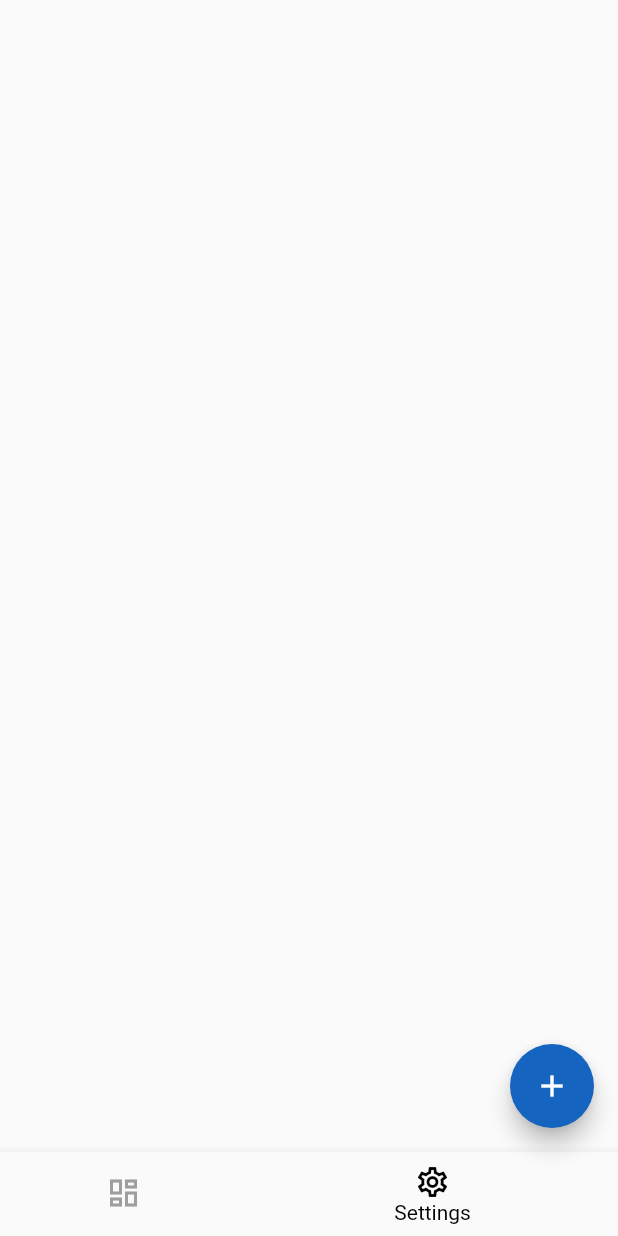
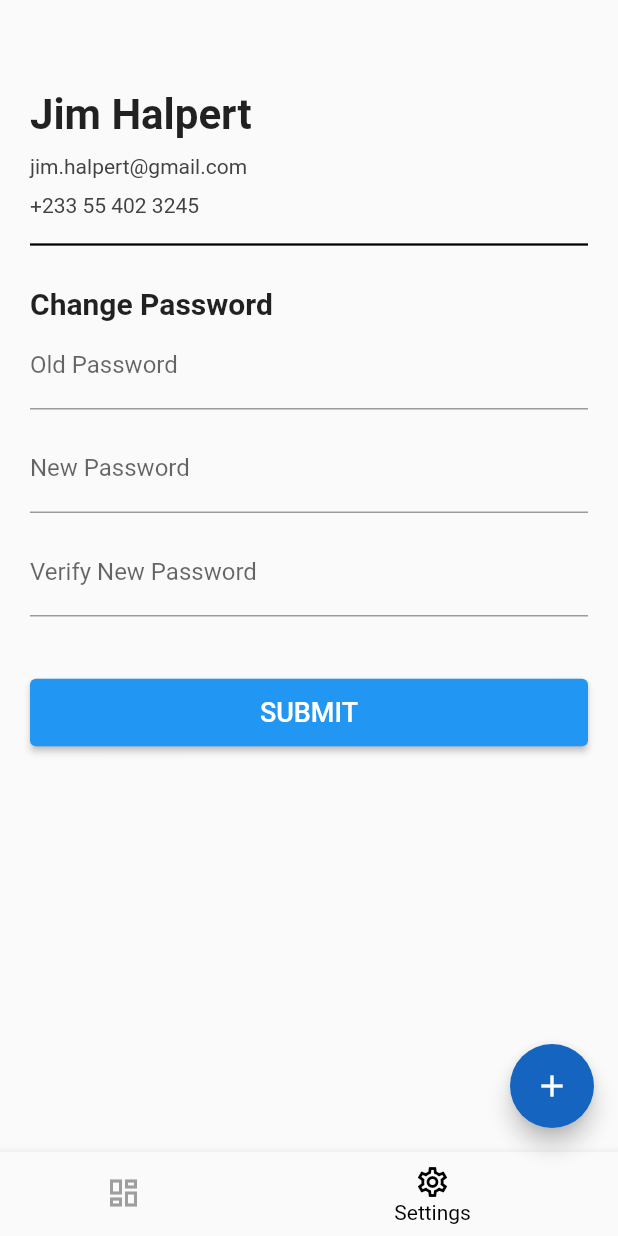
Before and after one commit to tyirenkyi/angiovio, a Flutter app: the Home screen opened by its route, item 2 of the bottom bar chosen, on a phone screen of 412 x 824 dp. Run offline on Flutter 3.47's test engine with Material 2 defaults, Android fonts, the phone set to English and light mode, and no system bars.

Commit message:
Settings UI

```diff
--- a/lib/views/Settings.dart
+++ b/lib/views/Settings.dart
@@ -3,6 +3,97 @@ import 'package:flutter/material.dart';
 class Settings extends StatelessWidget {
   @override
   Widget build(BuildContext context) {
-    return Container();
+    return SingleChildScrollView(
+      child: Container(
+        padding: EdgeInsets.only(top: 60, left: 20, right: 20),
+        child: Column(
+          crossAxisAlignment: CrossAxisAlignment.start,
+          children: [
+            Text(
+              'Jim Halpert',
+              style: TextStyle(
+                fontSize: 28,
+                fontWeight: FontWeight.bold
+              ),
+            ),
+            Padding(padding: EdgeInsets.only(bottom: 10)),
+            Text(
+              'jim.halpert@gmail.com',
+              style: TextStyle(
+                fontSize: 14,
+                color: Color.fromRGBO(66, 66, 66, 1)
+              ),
+            ),
+            Padding(padding: EdgeInsets.only(bottom: 10)),
+            Text(
+              '+233 55 402 3245',
+              style: TextStyle(
+                fontSize: 14,
+                  color: Color.fromRGBO(66, 66, 66, 1)
+              ),
+            ),
+            Padding(padding: EdgeInsets.only(bottom: 10)),
+            Divider(color: Colors.black, thickness: 1.5,),
+            Padding(padding: EdgeInsets.only(bottom: 20)),
+            Text(
+              'Change Password',
+              style: TextStyle(
+                fontSize: 20,
+                fontWeight: FontWeight.bold
+              ),
+            ),
+            TextFormField(
+              style: TextStyle(
+                  color: Colors.black
+              ),
+              textInputAction: TextInputAction.next,
+              decoration: InputDecoration(
+                  labelText: 'Old Password',
+                  labelStyle: TextStyle(
+                      fontSize: 16
+                  )
+              ),
+            ),
+            Padding(padding: EdgeInsets.only(bottom: 10)),
+            TextFormField(
+              style: TextStyle(
+                  color: Colors.black
+              ),
+              textInputAction: TextInputAction.next,
+              decoration: InputDecoration(
+                  labelText: 'New Password',
+                  labelStyle: TextStyle(
+                      fontSize: 16
+                  )
+              ),
+            ),
+            Padding(padding: EdgeInsets.only(bottom: 10)),
+            TextFormField(
+              style: TextStyle(
+                  color: Colors.black
+              ),
+              textInputAction: TextInputAction.done,
+              decoration: InputDecoration(
+                  labelText: 'Verify New Password',
+                  labelStyle: TextStyle(
+                      fontSize: 16
+                  )
+              ),
+            ),
+            Padding(padding: EdgeInsets.only(bottom: 40)),
+            ElevatedButton(
+              onPressed: () {},
+              child: Text(
+                'SUBMIT',
+                style: TextStyle(fontSize: 18),
+              ),
+              style: ButtonStyle(
+                  minimumSize: MaterialStateProperty.all(Size(400, 45))
+              ),
+            )
+          ],
+        ),
+      )
+    );
   }
 }
```
